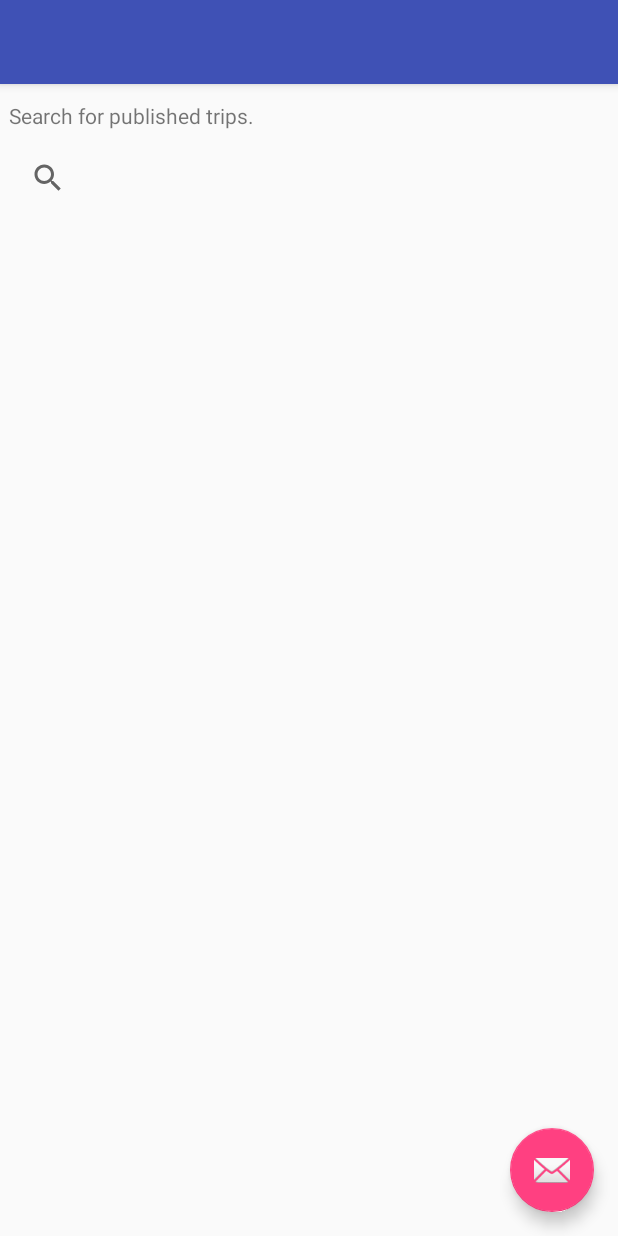
After one commit to fishlinghu/Footprint-AndroidApp, an Android app: the SearchActivity screen opened directly, with no data from a screen before it, on a phone screen of 412 x 824 dp. The commit adds this screen. Run offline under Robolectric (Android 15) with nearby library versions, the phone set to English and light mode, and no system bars.

Commit message:
Add search activity with drawer

```diff
--- a/app/src/main/AndroidManifest.xml
+++ b/app/src/main/AndroidManifest.xml
@@ -28,7 +28,8 @@
             android:name=".MainActivity"
             android:label="@string/app_name" />
         <activity android:name=".RecordTripActivity" />
-        <activity android:name=".TripCompleteActivity"></activity>
+        <activity android:name=".TripCompleteActivity" />
+        <activity android:name=".SearchActivity"></activity>
     </application>
 
 </manifest>
--- a/app/src/main/java/fishlinghu/footprint/MainActivity.java
+++ b/app/src/main/java/fishlinghu/footprint/MainActivity.java
@@ -1,5 +1,6 @@
 package fishlinghu.footprint;
 
+import android.content.Intent;
 import android.os.Bundle;
 import android.support.design.widget.FloatingActionButton;
 import android.support.design.widget.Snackbar;
@@ -80,18 +81,12 @@ public class MainActivity extends AppCompatActivity
         // Handle navigation view item clicks here.
         int id = item.getItemId();
 
-        if (id == R.id.nav_camera) {
+        if (id == R.id.nav_user_profile) {
             // Handle the camera action
-        } else if (id == R.id.nav_gallery) {
-
-        } else if (id == R.id.nav_slideshow) {
-
-        } else if (id == R.id.nav_manage) {
-
-        } else if (id == R.id.nav_share) {
-
-        } else if (id == R.id.nav_send) {
-
+        } else if (id == R.id.nav_search) {
+            startActivity(new Intent(MainActivity.this, SearchActivity.class));
+        } else if (id == R.id.nav_start_trip) {
+            startActivity(new Intent(MainActivity.this, RecordTripActivity.class));
         }
 
         DrawerLayout drawer = (DrawerLayout) findViewById(R.id.drawer_layout);
--- /dev/null
+++ b/app/src/main/java/fishlinghu/footprint/SearchActivity.java
@@ -0,0 +1,13 @@
+package fishlinghu.footprint;
+
+import android.support.v7.app.AppCompatActivity;
+import android.os.Bundle;
+
+public class SearchActivity extends AppCompatActivity {
+
+    @Override
+    protected void onCreate(Bundle savedInstanceState) {
+        super.onCreate(savedInstanceState);
+        setContentView(R.layout.activity_search);
+    }
+}
--- /dev/null
+++ b/app/src/main/res/layout/activity_search.xml
@@ -0,0 +1,25 @@
+<?xml version="1.0" encoding="utf-8"?>
+<android.support.v4.widget.DrawerLayout xmlns:android="http://schemas.android.com/apk/res/android"
+    xmlns:app="http://schemas.android.com/apk/res-auto"
+    xmlns:tools="http://schemas.android.com/tools"
+    android:id="@+id/drawer_layout"
+    android:layout_width="match_parent"
+    android:layout_height="match_parent"
+    android:fitsSystemWindows="true"
+    tools:openDrawer="start">
+
+    <include
+        layout="@layout/app_bar_search"
+        android:layout_width="match_parent"
+        android:layout_height="match_parent" />
+
+    <android.support.design.widget.NavigationView
+        android:id="@+id/nav_view"
+        android:layout_width="wrap_content"
+        android:layout_height="match_parent"
+        android:layout_gravity="start"
+        android:fitsSystemWindows="true"
+        app:headerLayout="@layout/nav_header_main"
+        app:menu="@menu/activity_main_drawer" />
+
+</android.support.v4.widget.DrawerLayout>
--- /dev/null
+++ b/app/src/main/res/layout/app_bar_search.xml
@@ -0,0 +1,33 @@
+<?xml version="1.0" encoding="utf-8"?>
+<android.support.design.widget.CoordinatorLayout xmlns:android="http://schemas.android.com/apk/res/android"
+    xmlns:app="http://schemas.android.com/apk/res-auto"
+    xmlns:tools="http://schemas.android.com/tools"
+    android:layout_width="match_parent"
+    android:layout_height="match_parent"
+    tools:context="fishlinghu.footprint.SearchActivity">
+
+    <android.support.design.widget.AppBarLayout
+        android:layout_width="match_parent"
+        android:layout_height="wrap_content"
+        android:theme="@style/AppTheme.AppBarOverlay">
+
+        <android.support.v7.widget.Toolbar
+            android:id="@+id/toolbar"
+            android:layout_width="match_parent"
+            android:layout_height="?attr/actionBarSize"
+            android:background="?attr/colorPrimary"
+            app:popupTheme="@style/AppTheme.PopupOverlay" />
+
+    </android.support.design.widget.AppBarLayout>
+
+    <include layout="@layout/content_search" />
+
+    <android.support.design.widget.FloatingActionButton
+        android:id="@+id/fab"
+        android:layout_width="wrap_content"
+        android:layout_height="wrap_content"
+        android:layout_gravity="bottom|end"
+        android:layout_margin="@dimen/fab_margin"
+        app:srcCompat="@android:drawable/ic_dialog_email" />
+
+</android.support.design.widget.CoordinatorLayout>
--- /dev/null
+++ b/app/src/main/res/layout/content_search.xml
@@ -0,0 +1,36 @@
+<?xml version="1.0" encoding="utf-8"?>
+<android.support.constraint.ConstraintLayout xmlns:android="http://schemas.android.com/apk/res/android"
+    xmlns:app="http://schemas.android.com/apk/res-auto"
+    xmlns:tools="http://schemas.android.com/tools"
+    android:layout_width="match_parent"
+    android:layout_height="match_parent"
+    app:layout_behavior="@string/appbar_scrolling_view_behavior"
+    tools:context="fishlinghu.footprint.SearchActivity"
+    tools:showIn="@layout/app_bar_search">
+
+    <TextView
+        android:layout_width="wrap_content"
+        android:layout_height="wrap_content"
+        android:text="Search for published trips."
+        app:layout_constraintBottom_toBottomOf="parent"
+        app:layout_constraintHorizontal_bias="0.025"
+        app:layout_constraintLeft_toLeftOf="parent"
+        app:layout_constraintRight_toRightOf="parent"
+        app:layout_constraintTop_toTopOf="parent"
+        app:layout_constraintVertical_bias="0.015"
+        android:id="@+id/textView5" />
+
+    <SearchView
+        android:layout_width="0dp"
+        android:layout_height="41dp"
+        tools:layout_constraintTop_creator="1"
+        tools:layout_constraintRight_creator="1"
+        android:layout_marginStart="8dp"
+        android:layout_marginEnd="8dp"
+        app:layout_constraintRight_toRightOf="parent"
+        android:layout_marginTop="11dp"
+        app:layout_constraintTop_toBottomOf="@+id/textView5"
+        tools:layout_constraintLeft_creator="1"
+        app:layout_constraintLeft_toLeftOf="parent" />
+
+</android.support.constraint.ConstraintLayout>
--- a/app/src/main/res/menu/activity_main_drawer.xml
+++ b/app/src/main/res/menu/activity_main_drawer.xml
@@ -3,21 +3,14 @@
 
     <group android:checkableBehavior="single">
         <item
-            android:id="@+id/nav_camera"
-            android:icon="@drawable/ic_menu_camera"
-            android:title="Import" />
+            android:id="@+id/nav_user_profile"
+            android:title="User Profile" />
         <item
-            android:id="@+id/nav_gallery"
-            android:icon="@drawable/ic_menu_gallery"
-            android:title="Gallery" />
+            android:id="@+id/nav_search"
+            android:title="Search for Trips" />
         <item
-            android:id="@+id/nav_slideshow"
-            android:icon="@drawable/ic_menu_slideshow"
-            android:title="Slideshow" />
-        <item
-            android:id="@+id/nav_manage"
-            android:icon="@drawable/ic_menu_manage"
-            android:title="Tools" />
+            android:id="@+id/nav_start_trip"
+            android:title="Start Your Trip!" />
     </group>
 
     <item android:title="Communicate">
--- a/app/src/main/res/values/styles.xml
+++ b/app/src/main/res/values/styles.xml
@@ -6,6 +6,8 @@
         <item name="colorPrimary">@color/colorPrimary</item>
         <item name="colorPrimaryDark">@color/colorPrimaryDark</item>
         <item name="colorAccent">@color/colorAccent</item>
+        <item name="windowActionBar">false</item>
+        <item name="windowNoTitle">true</item>
     </style>
 
     <style name="AppTheme.NoActionBar">
```
